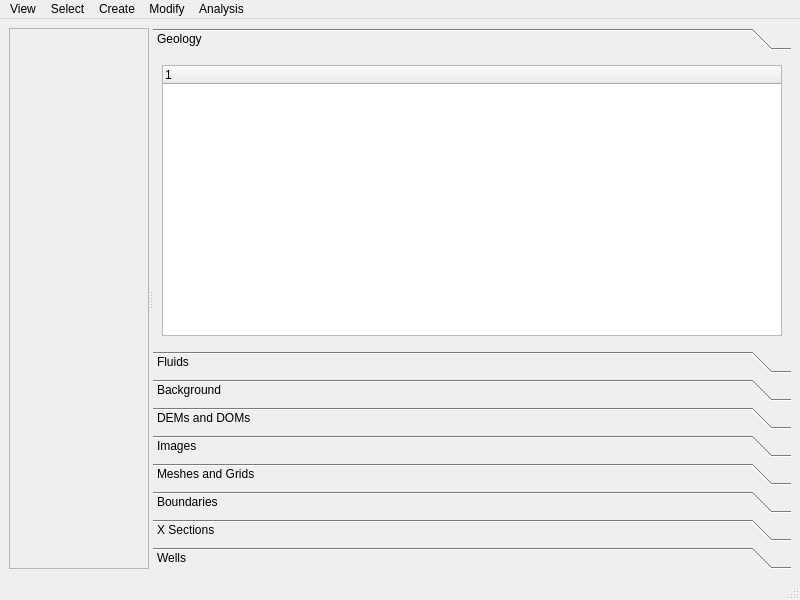
Old version of the form gui/base_view_window.ui in the repository gecos-lab/PZero.
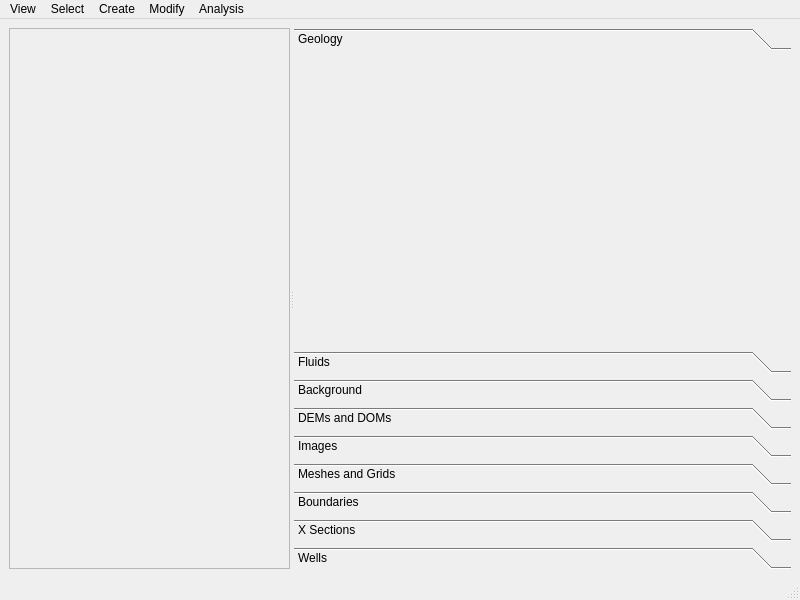
New version of the form.

Patch:
```diff
--- a/gui/base_view_window.ui
+++ b/gui/base_view_window.ui
@@ -60,24 +60,14 @@
          <rect>
           <x>0</x>
           <y>0</y>
-          <width>626</width>
+          <width>470</width>
           <height>258</height>
          </rect>
         </property>
         <attribute name="label">
          <string>Geology</string>
         </attribute>
-        <layout class="QVBoxLayout" name="verticalLayout_2">
-         <item>
-          <widget class="QTreeWidget" name="GeologyTreeWidget">
-           <column>
-            <property name="text">
-             <string notr="true">1</string>
-            </property>
-           </column>
-          </widget>
-         </item>
-        </layout>
+        <layout class="QVBoxLayout" name="GeologyTreeLayout"/>
        </widget>
        <widget class="QWidget" name="FluidsTreePage">
         <property name="geometry">
```
Left out of the diff: 120 changed lines with no effect on the pictures.
